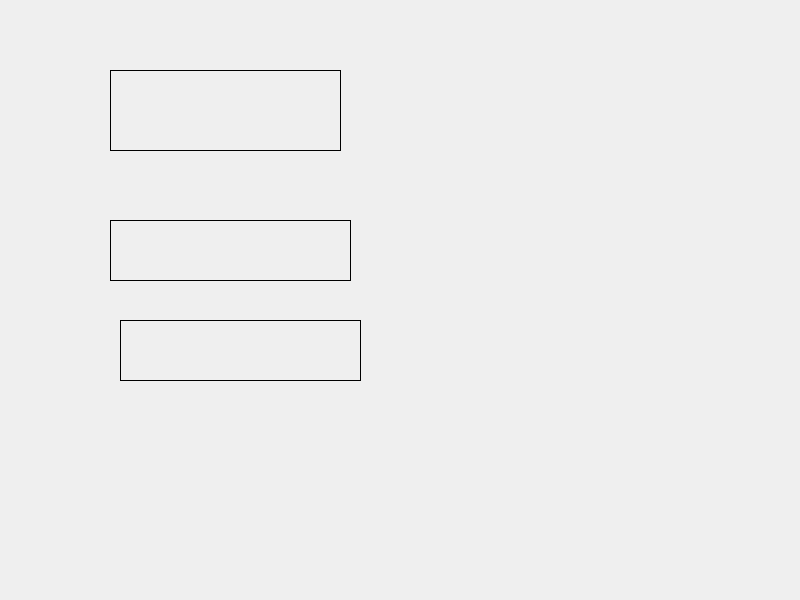
This is learning/Qt/13QtEvent/widget.ui in kawhing/Programming-road as Qt 5 draws it before an edit. The edited form follows.
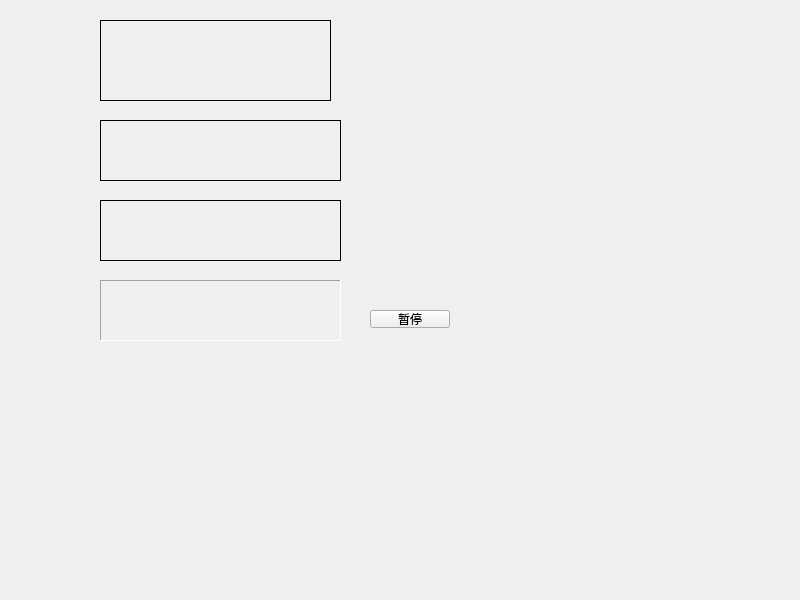
This is the edited form. Custom widgets are drawn as their Qt base class.

Commit message: feat(learrning): 初学Qt定时器2 - 通过实例化对象创建定时器 	点击按钮暂停计时

```diff
--- a/learning/Qt/13QtEvent/widget.ui
+++ b/learning/Qt/13QtEvent/widget.ui
@@ -16,8 +16,8 @@
   <widget class="myLabel" name="label">
    <property name="geometry">
     <rect>
-     <x>110</x>
-     <y>70</y>
+     <x>100</x>
+     <y>20</y>
      <width>231</width>
      <height>81</height>
     </rect>
@@ -32,8 +32,8 @@
   <widget class="QLabel" name="label_2">
    <property name="geometry">
     <rect>
-     <x>110</x>
-     <y>220</y>
+     <x>100</x>
+     <y>120</y>
      <width>241</width>
      <height>61</height>
     </rect>
@@ -48,8 +48,8 @@
   <widget class="QLabel" name="label_3">
    <property name="geometry">
     <rect>
-     <x>120</x>
-     <y>320</y>
+     <x>100</x>
+     <y>200</y>
      <width>241</width>
      <height>61</height>
     </rect>
@@ -61,6 +61,38 @@
     <string/>
    </property>
   </widget>
+  <widget class="QLabel" name="label_4">
+   <property name="geometry">
+    <rect>
+     <x>100</x>
+     <y>280</y>
+     <width>241</width>
+     <height>61</height>
+    </rect>
+   </property>
+   <property name="frameShape">
+    <enum>QFrame::Panel</enum>
+   </property>
+   <property name="frameShadow">
+    <enum>QFrame::Sunken</enum>
+   </property>
+   <property name="text">
+    <string/>
+   </property>
+  </widget>
+  <widget class="QPushButton" name="btnPause">
+   <property name="geometry">
+    <rect>
+     <x>370</x>
+     <y>310</y>
+     <width>80</width>
+     <height>18</height>
+    </rect>
+   </property>
+   <property name="text">
+    <string>暂停</string>
+   </property>
+  </widget>
  </widget>
  <customwidgets>
   <customwidget>
```
The commit also changes 3 other files.
